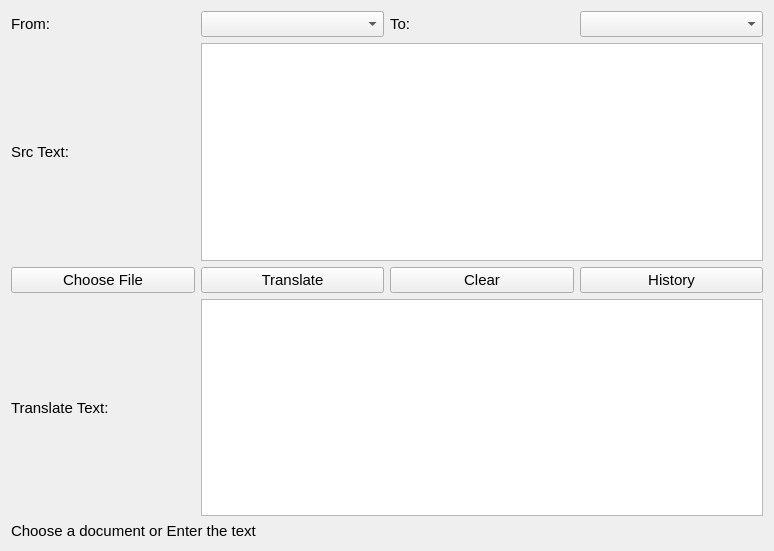
Before: the Qt Designer form widget.ui in HermesSJC/STranslate, drawn with Qt 5.
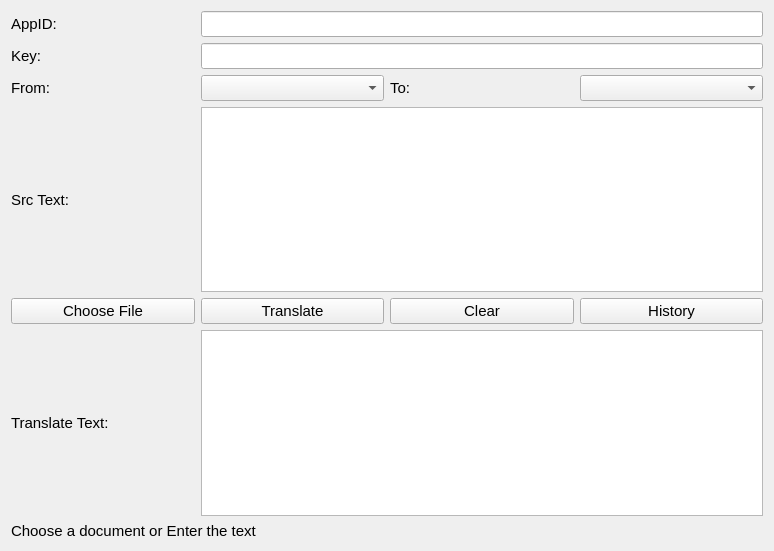
After: the same form once the commit is applied. Icons and pictures are not drawn.

Commit message:
appid和key的输入
可以自行输入appid和key 回车键确认

Diff of the .ui file:
```diff
--- a/widget.ui
+++ b/widget.ui
@@ -25,22 +25,41 @@
   <layout class="QGridLayout" name="gridLayout">
    <item row="0" column="0">
     <layout class="QGridLayout" name="mainLayout">
-     <item row="0" column="3">
+     <item row="0" column="0">
+      <widget class="QLabel" name="appIDLabel">
+       <property name="text">
+        <string>AppID:</string>
+       </property>
+      </widget>
+     </item>
+     <item row="2" column="3">
       <widget class="QComboBox" name="toComboBox"/>
      </item>
+     <item row="4" column="1">
+      <widget class="QPushButton" name="translateButton">
+       <property name="font">
+        <font>
+         <pointsize>11</pointsize>
+        </font>
+       </property>
+       <property name="text">
+        <string>Translate</string>
+       </property>
+      </widget>
+     </item>
      <item row="2" column="2">
-      <widget class="QPushButton" name="clearButton">
+      <widget class="QLabel" name="toLabel">
        <property name="font">
         <font>
          <pointsize>11</pointsize>
         </font>
        </property>
        <property name="text">
-        <string>Clear</string>
+        <string>To:</string>
        </property>
       </widget>
      </item>
-     <item row="2" column="3">
+     <item row="4" column="3">
       <widget class="QPushButton" name="historyButton">
        <property name="font">
         <font>
@@ -52,19 +71,19 @@
        </property>
       </widget>
      </item>
-     <item row="2" column="1">
-      <widget class="QPushButton" name="translateButton">
+     <item row="4" column="2">
+      <widget class="QPushButton" name="clearButton">
        <property name="font">
         <font>
          <pointsize>11</pointsize>
         </font>
        </property>
        <property name="text">
-        <string>Translate</string>
+        <string>Clear</string>
        </property>
       </widget>
      </item>
-     <item row="1" column="0">
+     <item row="3" column="0">
       <widget class="QLabel" name="srcLabel">
        <property name="font">
         <font>
@@ -76,19 +95,7 @@
        </property>
       </widget>
      </item>
-     <item row="0" column="2">
-      <widget class="QLabel" name="toLabel">
-       <property name="font">
-        <font>
-         <pointsize>11</pointsize>
-        </font>
-       </property>
-       <property name="text">
-        <string>To:</string>
-       </property>
-      </widget>
-     </item>
-     <item row="0" column="1">
+     <item row="2" column="1">
       <widget class="QComboBox" name="fromComboBox">
        <property name="editable">
         <bool>false</bool>
@@ -98,10 +105,7 @@
        </property>
       </widget>
      </item>
-     <item row="3" column="1" colspan="3">
-      <widget class="QTextEdit" name="translateTextEdit"/>
-     </item>
-     <item row="3" column="0">
+     <item row="5" column="0">
       <widget class="QLabel" name="translateLabel">
        <property name="font">
         <font>
@@ -113,10 +117,10 @@
        </property>
       </widget>
      </item>
-     <item row="1" column="1" colspan="3">
-      <widget class="QTextEdit" name="srcTextEdit"/>
+     <item row="5" column="1" colspan="3">
+      <widget class="QTextEdit" name="translateTextEdit"/>
      </item>
-     <item row="0" column="0">
+     <item row="2" column="0">
       <widget class="QLabel" name="fromLabel">
        <property name="font">
         <font>
@@ -128,19 +132,7 @@
        </property>
       </widget>
      </item>
-     <item row="2" column="0">
-      <widget class="QPushButton" name="chooseFileButton">
-       <property name="font">
-        <font>
-         <pointsize>11</pointsize>
-        </font>
-       </property>
-       <property name="text">
-        <string>Choose File</string>
-       </property>
-      </widget>
-     </item>
-     <item row="4" column="0" colspan="4">
+     <item row="6" column="0" colspan="4">
       <widget class="QLabel" name="statusLabel">
        <property name="font">
         <font>
@@ -152,6 +144,34 @@
        </property>
       </widget>
      </item>
+     <item row="3" column="1" colspan="3">
+      <widget class="QTextEdit" name="srcTextEdit"/>
+     </item>
+     <item row="4" column="0">
+      <widget class="QPushButton" name="chooseFileButton">
+       <property name="font">
+        <font>
+         <pointsize>11</pointsize>
+        </font>
+       </property>
+       <property name="text">
+        <string>Choose File</string>
+       </property>
+      </widget>
+     </item>
+     <item row="1" column="0">
+      <widget class="QLabel" name="keyLabel">
+       <property name="text">
+        <string>Key:</string>
+       </property>
+      </widget>
+     </item>
+     <item row="1" column="1" colspan="3">
+      <widget class="QLineEdit" name="keyLineEdit"/>
+     </item>
+     <item row="0" column="1" colspan="3">
+      <widget class="QLineEdit" name="appIDLineEdit"/>
+     </item>
     </layout>
    </item>
   </layout>
```
The commit also changes 2 other files.
